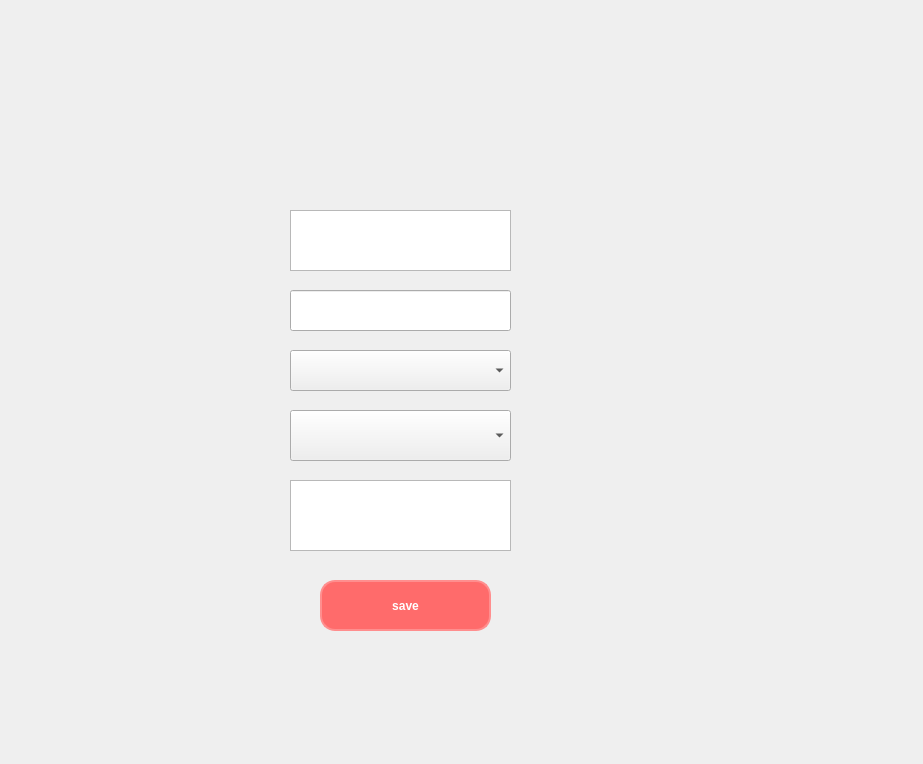
Above: 3_Solution/Client/DummyChefInterface/clientpreferencesdialog.ui from CiocAlexandru/2025_CAM_DummyChef before the change. Below: the same form after it.
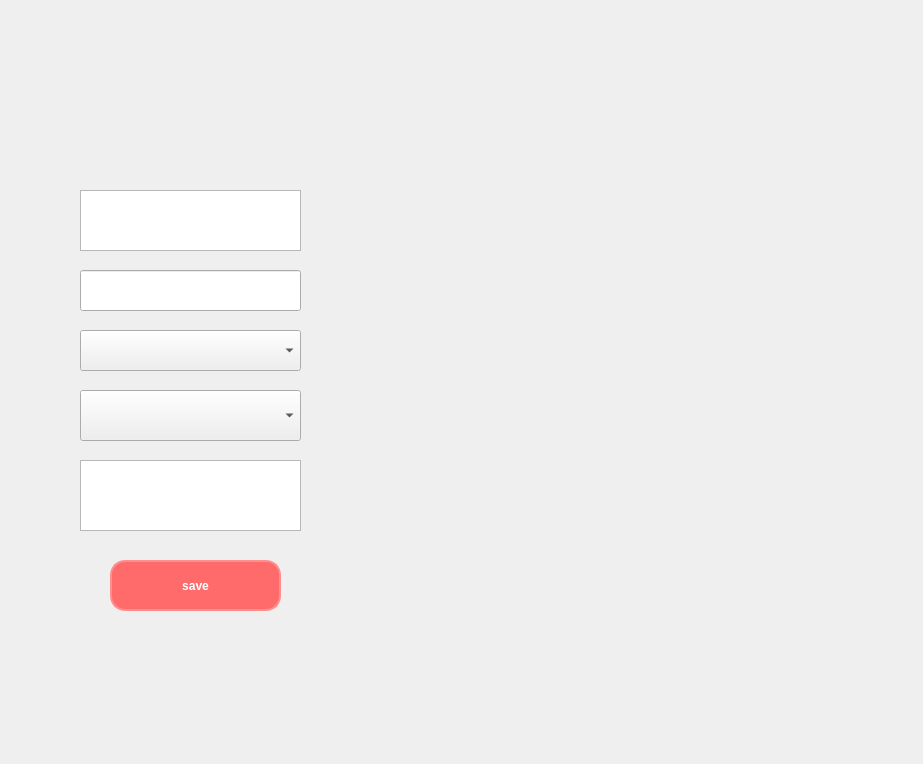
That is the form after the change.

Patch:
```diff
--- a/3_Solution/Client/DummyChefInterface/clientpreferencesdialog.ui
+++ b/3_Solution/Client/DummyChefInterface/clientpreferencesdialog.ui
@@ -16,8 +16,8 @@
   <widget class="QPushButton" name="saveButton">
    <property name="geometry">
     <rect>
-     <x>320</x>
-     <y>580</y>
+     <x>110</x>
+     <y>560</y>
      <width>171</width>
      <height>51</height>
     </rect>
@@ -48,8 +48,8 @@
   <widget class="QLineEdit" name="allergiesEdit">
    <property name="geometry">
     <rect>
-     <x>290</x>
-     <y>290</y>
+     <x>80</x>
+     <y>270</y>
      <width>221</width>
      <height>41</height>
     </rect>
@@ -58,8 +58,8 @@
   <widget class="QPlainTextEdit" name="foodPreferencesEdit">
    <property name="geometry">
     <rect>
-     <x>290</x>
-     <y>210</y>
+     <x>80</x>
+     <y>190</y>
      <width>221</width>
      <height>61</height>
     </rect>
@@ -68,8 +68,8 @@
   <widget class="QComboBox" name="deliveryTimeCombo">
    <property name="geometry">
     <rect>
-     <x>290</x>
-     <y>350</y>
+     <x>80</x>
+     <y>330</y>
      <width>221</width>
      <height>41</height>
     </rect>
@@ -78,8 +78,8 @@
   <widget class="QPlainTextEdit" name="notesEdit">
    <property name="geometry">
     <rect>
-     <x>290</x>
-     <y>480</y>
+     <x>80</x>
+     <y>460</y>
      <width>221</width>
      <height>71</height>
     </rect>
@@ -88,8 +88,8 @@
   <widget class="QComboBox" name="pricePreferenceCombo">
    <property name="geometry">
     <rect>
-     <x>290</x>
-     <y>410</y>
+     <x>80</x>
+     <y>390</y>
      <width>221</width>
      <height>51</height>
     </rect>
```
